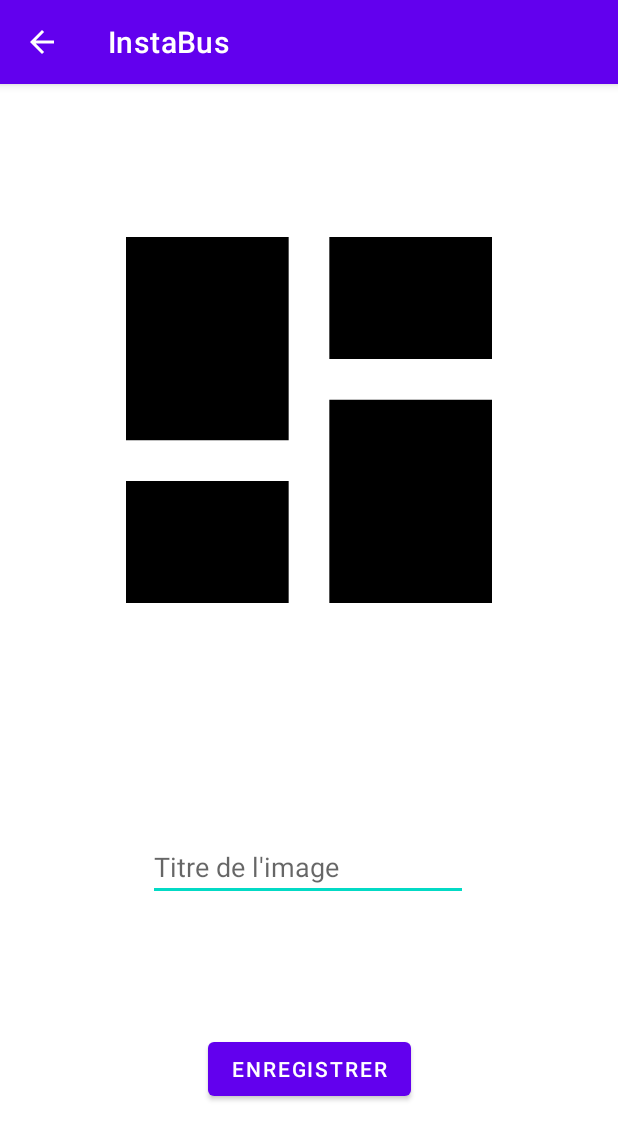
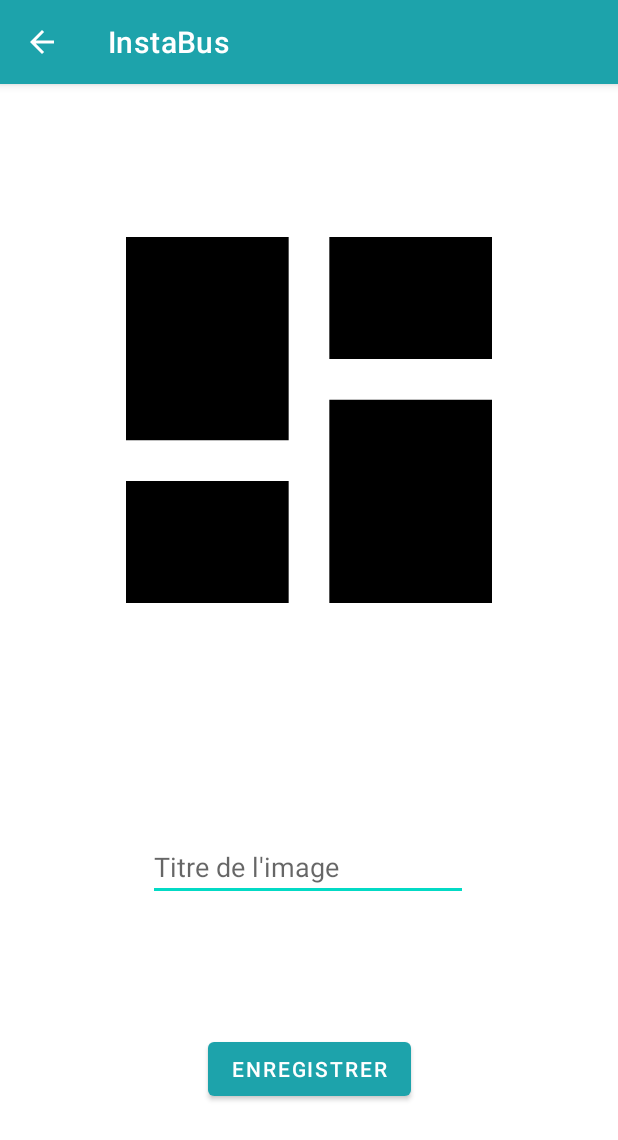
Before and after one commit to Sharkerz/InstaBus, an Android app: the TakePictureActivity screen opened directly, with no data from a screen before it, on a phone screen of 412 x 824 dp. Shown: the top 1140 px of the screen. Run offline under Robolectric (Android 15) with nearby library versions, the phone set to English and light mode, and no system bars.

Commit message:
Changement de couleur

```diff
--- a/app/src/main/java/com/example/instabus/TakePictureActivity.kt
+++ b/app/src/main/java/com/example/instabus/TakePictureActivity.kt
@@ -50,7 +50,6 @@ class TakePictureActivity : AppCompatActivity() {
             if(!TextUtils.isEmpty(title_image.text.toString())) {
                 val sdf = SimpleDateFormat("dd/M/yyyy")
                 val currentDate = sdf.format(Date())
-                println(currentDate)
                 DBHelper(applicationContext)
                     .addBitmap(id!!.toInt(), title, Utils.getBytes(bitmap),currentDate)
                 val intent = Intent(this, StationDetailActivity::class.java)
--- a/app/src/main/res/values/colors.xml
+++ b/app/src/main/res/values/colors.xml
@@ -7,4 +7,7 @@
     <color name="teal_700">#FF018786</color>
     <color name="black">#FF000000</color>
     <color name="white">#FFFFFFFF</color>
+    <color name="blue">#1DA3AB</color>
+    <color name="dark_blue">#238086</color>
+
 </resources>
--- a/app/src/main/res/values/themes.xml
+++ b/app/src/main/res/values/themes.xml
@@ -2,8 +2,8 @@
     <!-- Base application theme. -->
     <style name="Theme.InstaBus" parent="Theme.MaterialComponents.DayNight.DarkActionBar">
         <!-- Primary brand color. -->
-        <item name="colorPrimary">@color/purple_500</item>
-        <item name="colorPrimaryVariant">@color/purple_700</item>
+        <item name="colorPrimary">@color/blue</item>
+        <item name="colorPrimaryVariant">@color/dark_blue</item>
         <item name="colorOnPrimary">@color/white</item>
         <!-- Secondary brand color. -->
         <item name="colorSecondary">@color/teal_200</item>
```
Also changed, not shown: app/src/main/java/com/example/instabus/SwipeToDelete.kt (deleted, +0 -35 lines).
